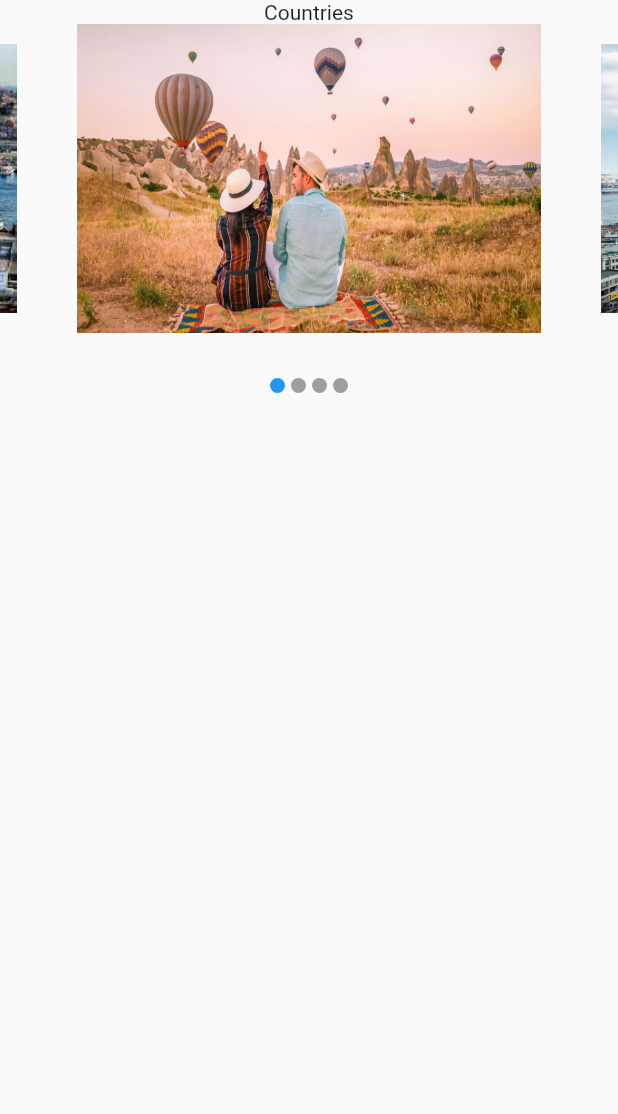
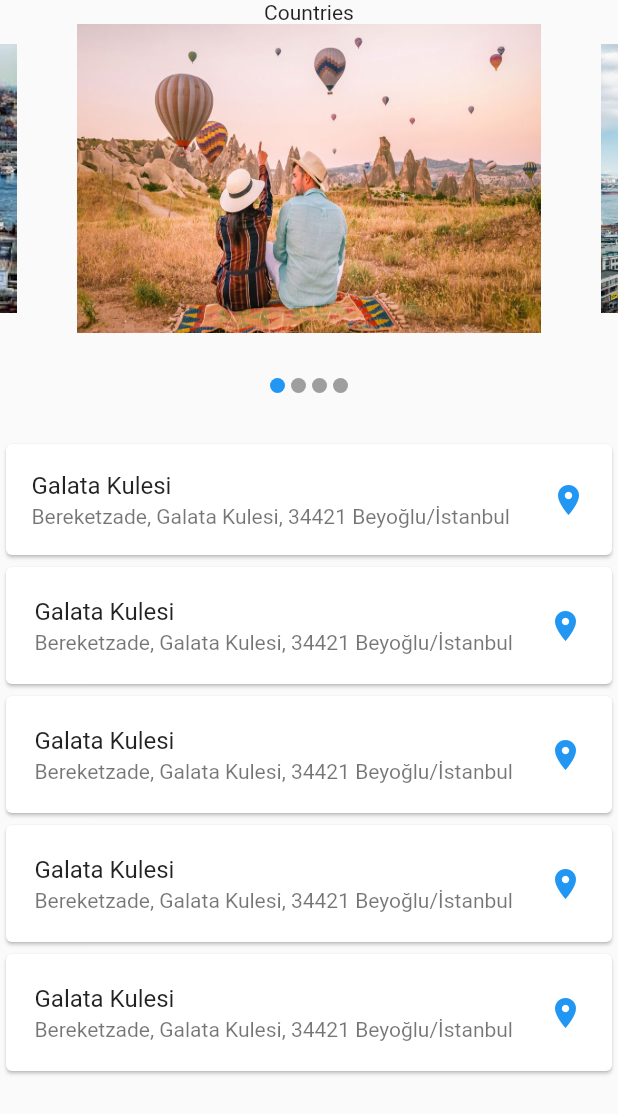
Before and after one commit to hilal-coskun/Flutter-Tutorial, a Flutter app: the HomePage screen opened directly, on a phone screen of 412 x 824 dp. Shown: the top 1114 px of the screen. Run offline on Flutter 3.47's test engine with Material 2 defaults, Android fonts, the phone set to English and light mode, and no system bars; drawn by our look-alikes of carousel_slider.

Commit message:
completed home-page

```diff
--- a/flutter_tutorial_1/lib/views/home_page.dart
+++ b/flutter_tutorial_1/lib/views/home_page.dart
@@ -87,7 +87,107 @@ class _HomePageState extends State<HomePage> {
                 ),
               );
             }),
-          )
+          ),
+          SizedBox(
+            height: 20,
+          ),
+
+        Expanded(
+          child: ListView(
+            children: [
+              Card(
+                child: Column(
+                  crossAxisAlignment: CrossAxisAlignment.stretch,
+                  children: const [
+                    Padding(
+                      padding: EdgeInsets.all(1.0),
+                      child: ListTile(
+                        title: Text('Galata Kulesi'),
+                        subtitle: Text('Bereketzade, Galata Kulesi, 34421 Beyoğlu/İstanbul'),
+                        trailing: Icon(
+                          Icons.location_on,
+                          color: Colors.blue,
+                        ),
+                      ),
+                    ),
+                  ],
+                ),
+            ),
+            Card(
+                child: Column(
+                  crossAxisAlignment: CrossAxisAlignment.stretch,
+                  children: const [
+                    Padding(
+                      padding: EdgeInsets.all(3.0),
+                      child: ListTile(
+                        title: Text('Galata Kulesi'),
+                        subtitle: Text('Bereketzade, Galata Kulesi, 34421 Beyoğlu/İstanbul'),
+                        trailing: Icon(
+                          Icons.location_on,
+                          color: Colors.blue,
+                        ),
+                      ),
+                    ),
+                  ],
+                ),
+            ),
+            Card(
+                child: Column(
+                  crossAxisAlignment: CrossAxisAlignment.stretch,
+                  children: const [
+                    Padding(
+                      padding: EdgeInsets.all(3.0),
+                      child: ListTile(
+                        title: Text('Galata Kulesi'),
+                        subtitle: Text('Bereketzade, Galata Kulesi, 34421 Beyoğlu/İstanbul'),
+                        trailing: Icon(
+                          Icons.location_on,
+                          color: Colors.blue,
+                        ),
+                      ),
+                    ),
+                  ],
+                ),
+            ),
+            Card(
+                child: Column(
+                  crossAxisAlignment: CrossAxisAlignment.stretch,
+                  children: const [
+                    Padding(
+                      padding: EdgeInsets.all(3.0),
+                      child: ListTile(
+                        title: Text('Galata Kulesi'),
+                        subtitle: Text('Bereketzade, Galata Kulesi, 34421 Beyoğlu/İstanbul'),
+                        trailing: Icon(
+                          Icons.location_on,
+                          color: Colors.blue,
+                        ),
+                      ),
+                    ),
+                  ],
+                ),
+            ),
+            Card(
+                child: Column(
+                  crossAxisAlignment: CrossAxisAlignment.stretch,
+                  children: const [
+                    Padding(
+                      padding: EdgeInsets.all(3.0),
+                      child: ListTile(
+                        title: Text('Galata Kulesi'),
+                        subtitle: Text('Bereketzade, Galata Kulesi, 34421 Beyoğlu/İstanbul'),
+                        trailing: Icon(
+                          Icons.location_on,
+                          color: Colors.blue,
+                        ),
+                      ),
+                    ),
+                  ],
+                ),
+            ),
+            ],
+          ),
+        )
         ],
       )
     );
```
